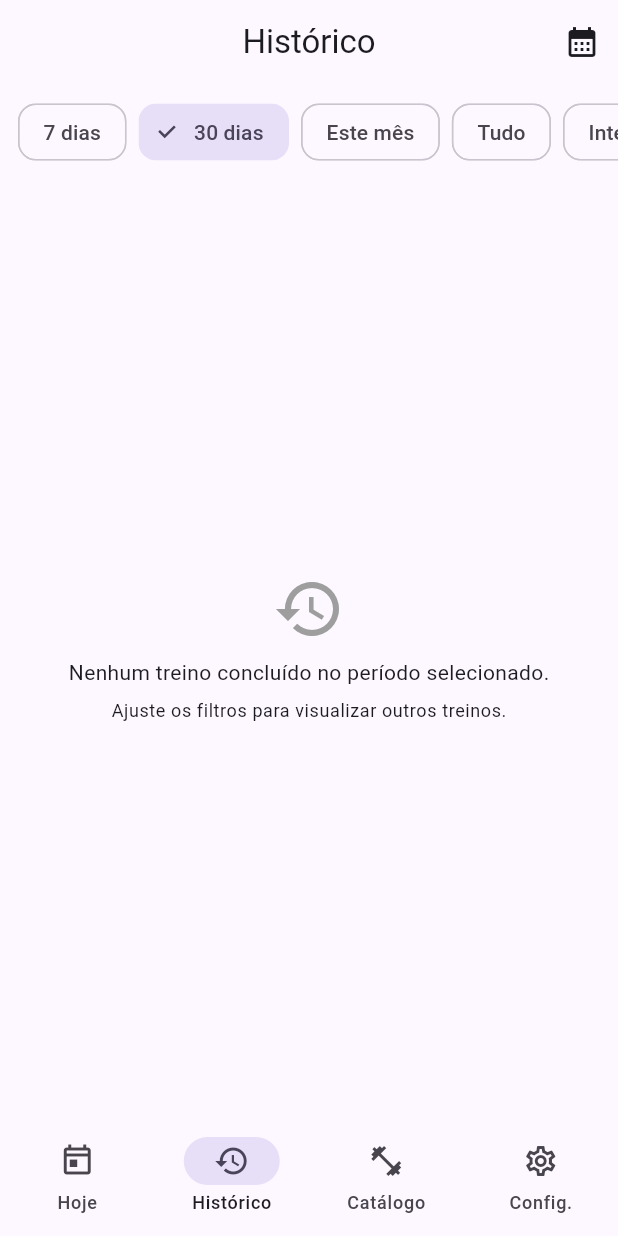
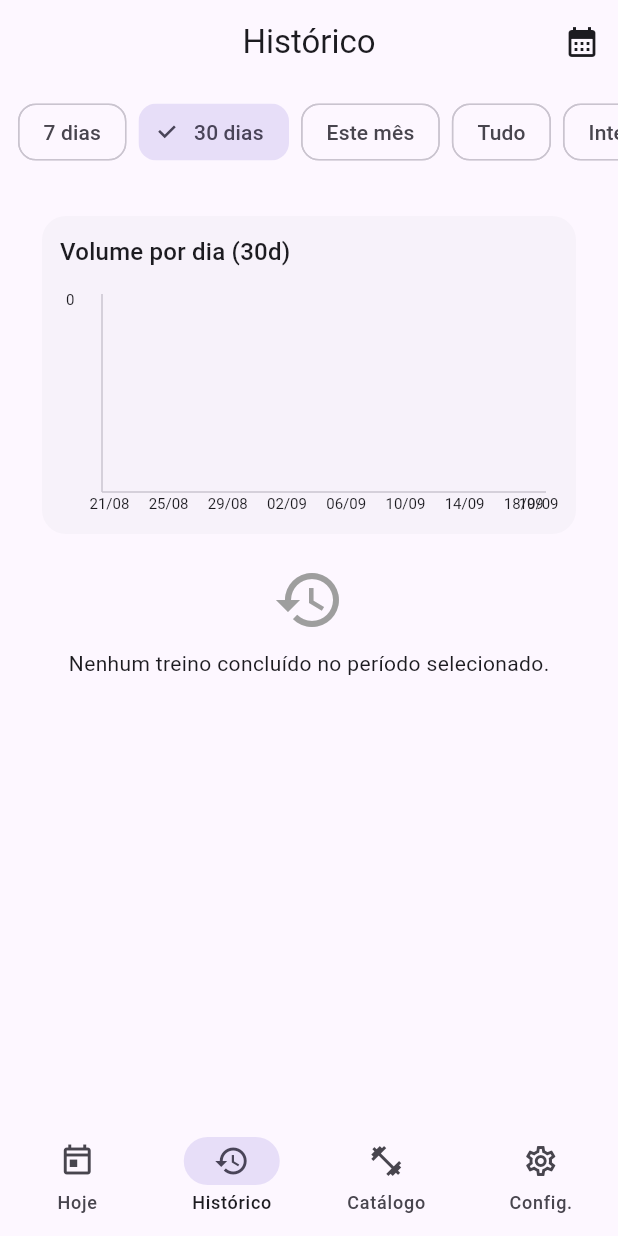
Before and after one commit to josevilanir/gym_tracker, a Flutter app: the HistoryPage screen opened by its route, after a tap on "30 dias", on a phone screen of 412 x 824 dp. Run offline on Flutter 3.47's test engine with Material 3 defaults, Android fonts, the phone set to English and light mode, and no system bars; our stand-ins replace drift, drift_sqflite, flutter_riverpod, go_router; accounts and stored records are empty; generated files the repository leaves out were written again.

Commit message:
feat(history): adiciona gráfico de barras (CustomPaint) de volume diário no topo do histórico

```diff
--- a/lib/data/repositories/workout_repository.dart
+++ b/lib/data/repositories/workout_repository.dart
@@ -199,4 +199,38 @@ class WorkoutRepository {
 
   ({int startEpoch, int endEpoch}) monthBounds(DateTime now) => db.monthBounds(now);
 
+    // ---------- Métricas agregadas para gráficos ----------
+  /// Retorna o volume diário (nº de séries) por dia no intervalo [start, end] (inclusive).
+  Future<List<({DateTime day, int volume})>> dailyVolume({
+    required DateTime start,
+    required DateTime end,
+  }) async {
+    // normaliza para começo/fim do dia
+    DateTime startDay = DateTime(start.year, start.month, start.day);
+    DateTime endDay = DateTime(end.year, end.month, end.day, 23, 59, 59);
+
+    final workouts = await listFinishedWorkoutsBetween(start: startDay, end: endDay);
+
+    // agrega volume por dia (volume = nº de séries dos treinos concluídos daquele dia)
+    final Map<DateTime, int> perDay = {};
+
+    for (final w in workouts) {
+      final wDate = DateTime.fromMillisecondsSinceEpoch(w.dateEpoch);
+      final dayKey = DateTime(wDate.year, wDate.month, wDate.day); // início do dia
+      final sets = await countSetsInWorkout(w.id);
+      perDay.update(dayKey, (old) => old + sets, ifAbsent: () => sets);
+    }
+
+    // garante dias “zerados” no intervalo (para o gráfico ficar contínuo)
+    final days = <({DateTime day, int volume})>[];
+    for (DateTime d = startDay;
+        !d.isAfter(endDay);
+        d = d.add(const Duration(days: 1))) {
+      final key = DateTime(d.year, d.month, d.day);
+      days.add((day: key, volume: perDay[key] ?? 0));
+    }
+
+    return days;
+  }
+
 }
--- a/lib/features/workout/pages/history_page.dart
+++ b/lib/features/workout/pages/history_page.dart
@@ -1,8 +1,9 @@
 // lib/features/workout/pages/history_page.dart
+import 'dart:math' as math;
 import 'package:flutter/material.dart';
 import 'package:flutter_riverpod/flutter_riverpod.dart';
 import 'package:intl/intl.dart';
-
+import 'dart:ui' as ui;
 import '../controllers/providers.dart';
 import '../../../data/db/app_database.dart';
 
@@ -18,45 +19,41 @@ class _HistoryPageState extends ConsumerState<HistoryPage> {
   _QuickRange _range = _QuickRange.last7;
   DateTimeRange? _customRange;
 
-  Future<List<Workout>> _load(WidgetRef ref) async {
-    final repo = ref.read(workoutRepoProvider);
+  // calcula intervalo baseado no filtro atual
+  (DateTime start, DateTime end) _currentBounds() {
     final now = DateTime.now();
-
-    DateTime start;
-    DateTime end;
-
     switch (_range) {
       case _QuickRange.last7:
-        start = now.subtract(const Duration(days: 6));
-        end = now;
-        break;
+        return (now.subtract(const Duration(days: 6)), now);
       case _QuickRange.last30:
-        start = now.subtract(const Duration(days: 29));
-        end = now;
-        break;
+        return (now.subtract(const Duration(days: 29)), now);
       case _QuickRange.thisMonth:
+        final repo = ref.read(workoutRepoProvider);
         final b = repo.monthBounds(now);
-        start = DateTime.fromMillisecondsSinceEpoch(b.startEpoch);
-        end = DateTime.fromMillisecondsSinceEpoch(b.endEpoch);
-        break;
+        return (
+          DateTime.fromMillisecondsSinceEpoch(b.startEpoch),
+          DateTime.fromMillisecondsSinceEpoch(b.endEpoch),
+        );
       case _QuickRange.all:
-        // intervalo “infinito” prático
-        start = DateTime(2000, 1, 1);
-        end = now;
-        break;
+        return (DateTime(2000, 1, 1), now);
       case _QuickRange.custom:
-        if (_customRange == null) {
-          // se não tiver custom ainda, volta pros últimos 7
-          start = now.subtract(const Duration(days: 6));
-          end = now;
-        } else {
-          start = _customRange!.start;
-          end = _customRange!.end;
+        if (_customRange != null) {
+          return (_customRange!.start, _customRange!.end);
         }
-        break;
+        return (now.subtract(const Duration(days: 6)), now);
+    }
   }
 
+  Future<List<Workout>> _loadWorkouts() async {
+    final repo = ref.read(workoutRepoProvider);
+    final (start, end) = _currentBounds();
     return repo.listFinishedWorkoutsBetween(start: start, end: end);
+  }
+
+  Future<List<({DateTime day, int volume})>> _loadDailyVolume() async {
+    final repo = ref.read(workoutRepoProvider);
+    final (start, end) = _currentBounds();
+    return repo.dailyVolume(start: start, end: end);
   }
 
   @override
@@ -78,7 +75,8 @@ class _HistoryPageState extends ConsumerState<HistoryPage> {
                 lastDate: DateTime(now.year + 1),
                 initialDateRange: _customRange ??
                     DateTimeRange(
-                      start: DateTime(now.year, now.month, now.day).subtract(const Duration(days: 6)),
+                      start: DateTime(now.year, now.month, now.day)
+                          .subtract(const Duration(days: 6)),
                       end: now,
                     ),
               );
@@ -100,17 +98,33 @@ class _HistoryPageState extends ConsumerState<HistoryPage> {
             onSelected: (r) => setState(() => _range = r),
           ),
           const SizedBox(height: 8),
+
+          // -------- Gráfico + Lista (carregados em paralelo) --------
           Expanded(
-            child: FutureBuilder<List<Workout>>(
-              future: _load(ref),
-              builder: (context, snap) {
-                if (snap.connectionState == ConnectionState.waiting) {
+            child: FutureBuilder<List<({DateTime day, int volume})>>(
+              future: _loadDailyVolume(),
+              builder: (context, volSnap) {
+                return FutureBuilder<List<Workout>>(
+                  future: _loadWorkouts(),
+                  builder: (context, wSnap) {
+                    if (volSnap.connectionState == ConnectionState.waiting ||
+                        wSnap.connectionState == ConnectionState.waiting) {
                       return const Center(child: CircularProgressIndicator());
                     }
 
-                final items = snap.data ?? [];
-                if (items.isEmpty) {
-                  return Center(
+                    final volumes = volSnap.data ?? const <({DateTime day, int volume})>[];
+                    final workouts = wSnap.data ?? <Workout>[];
+
+                    return ListView(
+                      padding: const EdgeInsets.all(16),
+                      children: [
+                        // CARD do gráfico
+                        _VolumeChartCard(volumes: volumes),
+
+                        const SizedBox(height: 12),
+
+                        if (workouts.isEmpty)
+                          Center(
                             child: Column(
                               mainAxisSize: MainAxisSize.min,
                               children: [
@@ -120,52 +134,56 @@ class _HistoryPageState extends ConsumerState<HistoryPage> {
                                   'Nenhum treino concluído no período selecionado.',
                                   style: Theme.of(context).textTheme.bodyMedium,
                                 ),
-                        const SizedBox(height: 8),
-                        Text(
-                          'Ajuste os filtros para visualizar outros treinos.',
-                          style: Theme.of(context).textTheme.bodySmall,
-                        ),
                               ],
                             ),
-                  );
-                }
-
-                return ListView.separated(
-                  padding: const EdgeInsets.all(16),
-                  separatorBuilder: (_, __) => const SizedBox(height: 8),
-                  itemCount: items.length,
-                  itemBuilder: (context, index) {
-                    final w = items[index];
+                          )
+                        else
+                          ...workouts.map((w) {
                             return FutureBuilder(
                               future: Future.wait([
                                 repo.countExercisesInWorkout(w.id),
                                 repo.countSetsInWorkout(w.id),
                               ]),
                               builder: (context, AsyncSnapshot<List<int>> s2) {
-                        final exCount = (s2.data != null && s2.data!.isNotEmpty) ? s2.data![0] : 0;
-                        final setCount = (s2.data != null && s2.data!.length > 1) ? s2.data![1] : 0;
+                                final exCount = (s2.data != null && s2.data!.isNotEmpty)
+                                    ? s2.data![0]
+                                    : 0;
+                                final setCount = (s2.data != null && s2.data!.length > 1)
+                                    ? s2.data![1]
+                                    : 0;
 
-                        final date = DateTime.fromMillisecondsSinceEpoch(w.dateEpoch);
-                        final dateStr = DateFormat('dd/MM, HH:mm').format(date);
-                        final title =
-                            (w.title?.trim().isNotEmpty ?? false) ? w.title! : 'Treino sem nome';
+                                final date =
+                                    DateTime.fromMillisecondsSinceEpoch(w.dateEpoch);
+                                final dateStr =
+                                    DateFormat('dd/MM, HH:mm').format(date);
+                                final title = (w.title?.trim().isNotEmpty ?? false)
+                                    ? w.title!
+                                    : 'Treino sem nome';
 
                                 return Card(
                                   child: ListTile(
-                            leading: const Icon(Icons.check_circle, color: Colors.green),
+                                    leading: const Icon(Icons.check_circle,
+                                        color: Colors.green),
                                     title: Text(title),
                                     subtitle: Text('Concluído em $dateStr'),
                                     trailing: Wrap(
                                       spacing: 8,
                                       crossAxisAlignment: WrapCrossAlignment.center,
                                       children: [
-                                _ChipStat(icon: Icons.fitness_center, label: '$exCount'),
-                                _ChipStat(icon: Icons.format_list_numbered, label: '$setCount'),
+                                        _ChipStat(
+                                            icon: Icons.fitness_center,
+                                            label: '$exCount'),
+                                        _ChipStat(
+                                            icon: Icons.format_list_numbered,
+                                            label: '$setCount'),
                                       ],
                                     ),
                                   ),
                                 );
                               },
+                            );
+                          }),
+                      ],
                     );
                   },
                 );
@@ -234,3 +252,139 @@ class _ChipStat extends StatelessWidget {
     );
   }
 }
+
+// ------------- GRÁFICO DE VOLUME (CustomPaint) -------------
+
+class _VolumeChartCard extends StatelessWidget {
+  final List<({DateTime day, int volume})> volumes;
+  const _VolumeChartCard({required this.volumes});
+
+  @override
+  Widget build(BuildContext context) {
+    final cs = Theme.of(context).colorScheme;
+    final maxV = volumes.isEmpty
+        ? 0
+        : volumes.map((e) => e.volume).reduce(math.max);
+    final label = volumes.isEmpty
+        ? 'Sem dados no período'
+        : 'Volume por dia (${volumes.length}d)';
+
+    return Card(
+      child: Padding(
+        padding: const EdgeInsets.fromLTRB(12, 12, 12, 8),
+        child: Column(
+          crossAxisAlignment: CrossAxisAlignment.start,
+          children: [
+            Text(label, style: Theme.of(context).textTheme.titleMedium),
+            const SizedBox(height: 8),
+            SizedBox(
+              height: 160,
+              child: CustomPaint(
+                painter: _BarChartPainter(
+                  data: volumes.map((e) => e.volume).toList(),
+                  labels: volumes
+                      .map((e) => DateFormat('dd/MM').format(e.day))
+                      .toList(),
+                  barColor: cs.primary,
+                  axisColor: cs.outlineVariant,
+                  textColor: Theme.of(context).textTheme.bodySmall?.color ??
+                      cs.onSurfaceVariant,
+                ),
+                child: Container(),
+              ),
+            ),
+          ],
+        ),
+      ),
+    );
+  }
+}
+
+class _BarChartPainter extends CustomPainter {
+  final List<int> data;
+  final List<String> labels;
+  final Color barColor;
+  final Color axisColor;
+  final Color textColor;
+
+  _BarChartPainter({
+    required this.data,
+    required this.labels,
+    required this.barColor,
+    required this.axisColor,
+    required this.textColor,
+  });
+
+  @override
+  void paint(Canvas canvas, Size size) {
+    final paintAxis = Paint()
+      ..color = axisColor
+      ..strokeWidth = 1;
+
+    final double leftPad = 28;
+    final double bottomPad = 20;
+    final double topPad = 8;
+    final double rightPad = 8;
+
+    final chartW = size.width - leftPad - rightPad;
+    final chartH = size.height - topPad - bottomPad;
+
+    // Eixos
+    final origin = Offset(leftPad, size.height - bottomPad);
+    canvas.drawLine(origin, Offset(size.width - rightPad, size.height - bottomPad), paintAxis);
+    canvas.drawLine(origin, Offset(leftPad, topPad), paintAxis);
+
+    if (data.isEmpty) return;
+
+    final maxVal = data.reduce(math.max).toDouble();
+    final barW = chartW / data.length * 0.6;
+    final gap = (chartW / data.length - barW);
+
+    final barPaint = Paint()..color = barColor;
+    // ignore: prefer_function_declarations_over_variables
+    final tp = (String s) {
+      final ts = TextSpan(
+        text: s,
+        style: TextStyle(fontSize: 10, color: textColor),
+      );
+      final tp = TextPainter(
+        text: ts,
+        textDirection: ui.TextDirection.ltr, // ✅ usa enum do dart:ui
+      );
+      tp.layout();
+      return tp;
+    };
+
+    for (int i = 0; i < data.length; i++) {
+      final x = leftPad + i * (barW + gap) + gap / 2;
+      final h = maxVal == 0 ? 0.0 : (data[i] / maxVal) * chartH;
+      final rect = Rect.fromLTWH(x, origin.dy - h, barW, h);
+      canvas.drawRRect(
+        RRect.fromRectAndRadius(rect, const Radius.circular(4)),
+        barPaint,
+      );
+
+      // labels X esparsas (mostra a cada ~max(1, n/7))
+      final step = math.max(1, (data.length / 7).floor());
+      if (i % step == 0 || i == data.length - 1) {
+        final lbl = tp(labels[i]);
+        final lx = x + barW / 2 - lbl.width / 2;
+        final ly = size.height - bottomPad + 2;
+        lbl.paint(canvas, Offset(lx, ly));
+      }
+    }
+
+    // marca do valor máximo (texto pequeno no topo)
+    final maxLbl = tp(maxVal.toInt().toString());
+    maxLbl.paint(canvas, Offset(4, topPad - 2));
+  }
+
+  @override
+  bool shouldRepaint(covariant _BarChartPainter oldDelegate) {
+    return oldDelegate.data != data ||
+        oldDelegate.labels != labels ||
+        oldDelegate.barColor != barColor ||
+        oldDelegate.axisColor != axisColor ||
+        oldDelegate.textColor != textColor;
+  }
+}
```
Lines whose indentation alone changed are shown as unchanged.
